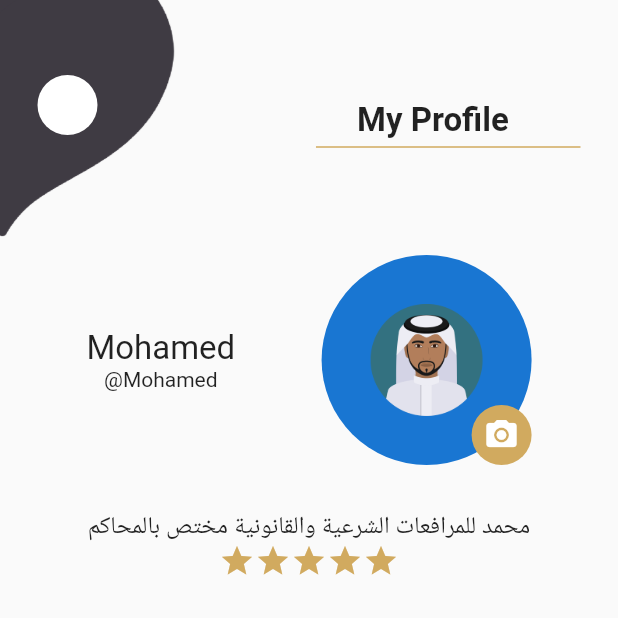
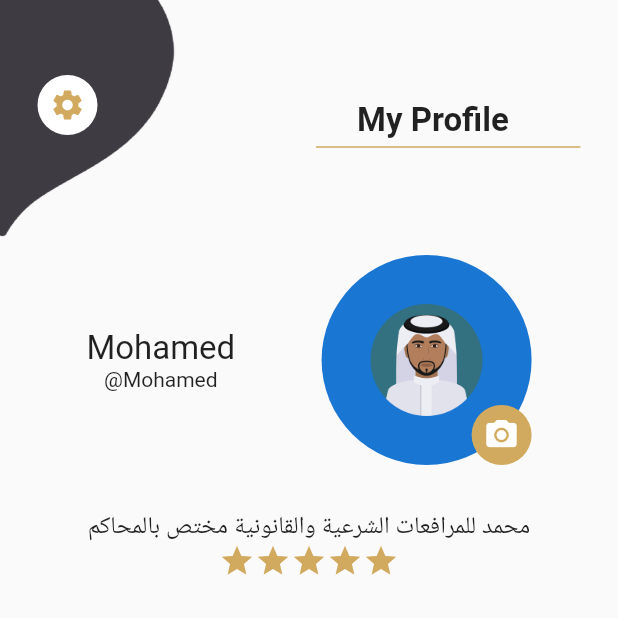
Before and after one commit to EbrahimMShaaban/rights_project, a Flutter app: the Profileview screen opened directly, on a phone screen of 412 x 824 dp, the top half of it. Run offline on Flutter 3.47's test engine with Material 2 defaults, Android fonts, the phone set to English and light mode, and no system bars.

Commit message:
تظبيط ال size m

```diff
--- a/lib/screens/admin_sceen/users_screen/user_details.dart
+++ b/lib/screens/admin_sceen/users_screen/user_details.dart
@@ -11,7 +11,8 @@ class Userdetails extends StatelessWidget {
         //   ,centerTitle: true,
         //   title: Text('بيانات المحامي'),
         // ),
-        body: Column(
+        body: SingleChildScrollView(
+          child: Column(
             crossAxisAlignment: CrossAxisAlignment.start,
             children: [
               Row(
@@ -165,6 +166,7 @@ class Userdetails extends StatelessWidget {
             ],
           ),
         ),
+      ),
     );
   }
 }
--- a/lib/screens/chat/chatscreen.dart
+++ b/lib/screens/chat/chatscreen.dart
@@ -15,7 +15,7 @@ class Chatscreen extends StatelessWidget {
           Icon(Icons.add, color: gold, size: 40),
           Container(
             height: 55,
-            width: 250,
+            width: 230,
             child: TextFormField(
               maxLines: 3,
               // controller: _controller,
--- a/lib/screens/profile/view.dart
+++ b/lib/screens/profile/view.dart
@@ -1,4 +1,3 @@
-
 import 'package:flutter/material.dart';
 import 'package:provider/provider.dart';
 import 'package:rights_project/screens/profile/editprofille.dart';
@@ -9,6 +8,7 @@ import '../../providers/loginprov.dart';
 
 class Profileview extends StatelessWidget {
   const Profileview({Key? key}) : super(key: key);
+
   //1
   @override
   Widget build(BuildContext context) {
@@ -31,16 +31,15 @@ class Profileview extends StatelessWidget {
                     child: CircleAvatar(
                         backgroundColor: Colors.white,
                         //TODO : edit condition
-                         child:prov.checkIcon(context) ,
-                      // IconButton(
-                        //   onPressed: () {
-                        //     navigateTo(context, const Profileedit());
-                        //   },
-                        //   icon: const Icon(Icons.settings),
-                        //   color: const Color(0xffd1aa5f),
-                        // ) ),
+                        child: IconButton(
+                          onPressed: () {
+                            navigateTo(context, const Profileedit());
+                          },
+                          icon: const Icon(Icons.settings),
+                          color: const Color(0xffd1aa5f),
+                        )),
                   ),
-                  )],
+                ],
               ),
               Expanded(
                 child: Column(
```
Lines whose indentation alone changed are shown as unchanged.
